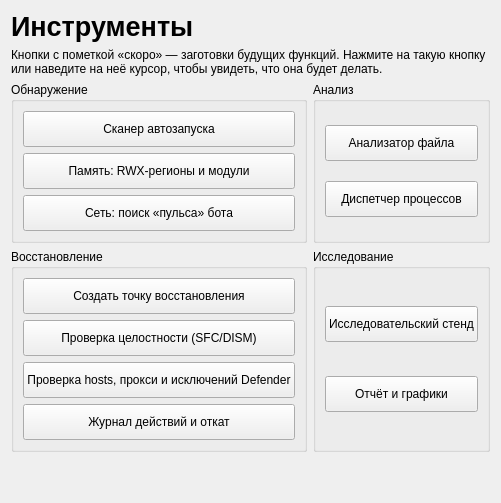
The window that ui/designer/tools_page.ui (UnLuck000/school_project) describes before a commit, drawn with Qt 5.
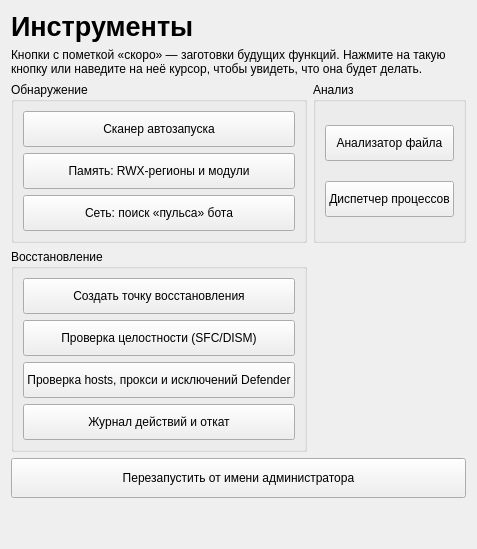
The same window after the commit.

What changed in the file:
```diff
--- a/ui/designer/tools_page.ui
+++ b/ui/designer/tools_page.ui
@@ -47,17 +47,15 @@
        </layout>
       </widget>
      </item>
-     <item row="1" column="1">
-      <widget class="QGroupBox" name="groupResearch">
-       <property name="title"><string>Исследование</string></property>
-       <layout class="QVBoxLayout" name="layoutResearch">
-        <item><widget class="QPushButton" name="btnResearch"><property name="minimumSize"><size><width>0</width><height>36</height></size></property><property name="text"><string>Исследовательский стенд</string></property></widget></item>
-        <item><widget class="QPushButton" name="btnReport"><property name="minimumSize"><size><width>0</width><height>36</height></size></property><property name="text"><string>Отчёт и графики</string></property></widget></item>
-       </layout>
-      </widget>
-     </item>
     </layout>
    </item>
+   <item>
+    <widget class="QPushButton" name="btnRelaunchAdmin">
+     <property name="minimumSize"><size><width>0</width><height>40</height></size></property>
+     <property name="toolTip"><string>Программа будет перезапущена с правами администратора (запрос UAC). Кнопка видна только без прав администратора.</string></property>
+     <property name="text"><string>Перезапустить от имени администратора</string></property>
+    </widget>
+   </item>
    <item>
     <spacer name="verticalSpacer"><property name="orientation"><enum>Qt::Vertical</enum></property><property name="sizeHint" stdset="0"><size><width>20</width><height>40</height></size></property></spacer>
    </item>
```
